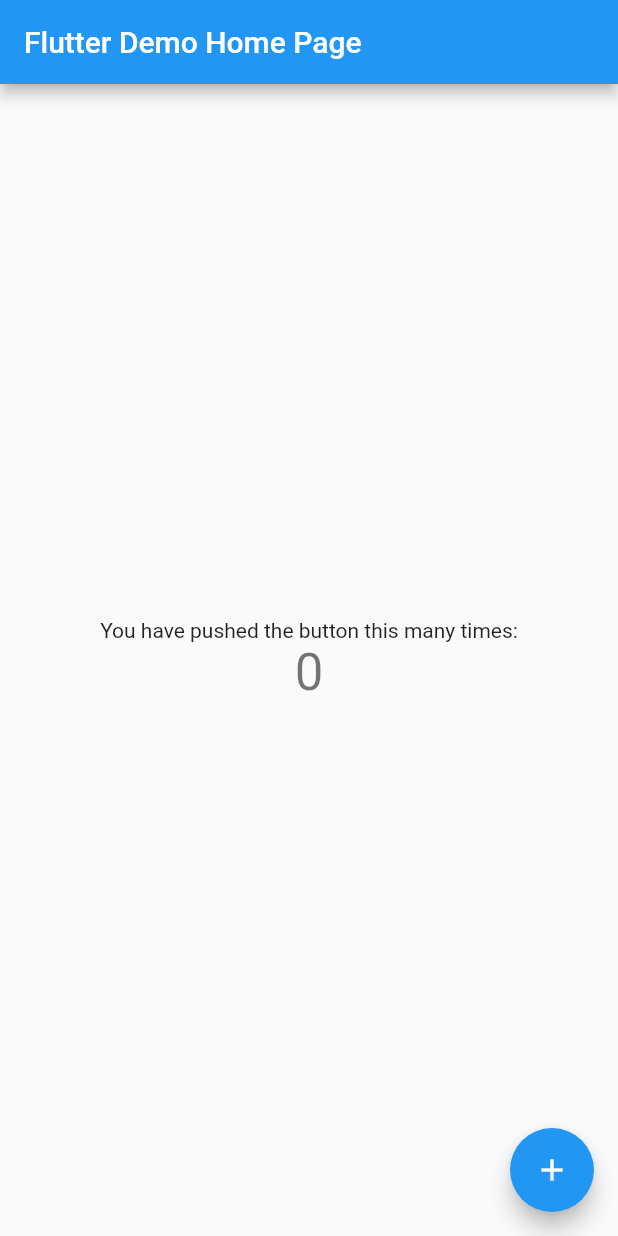
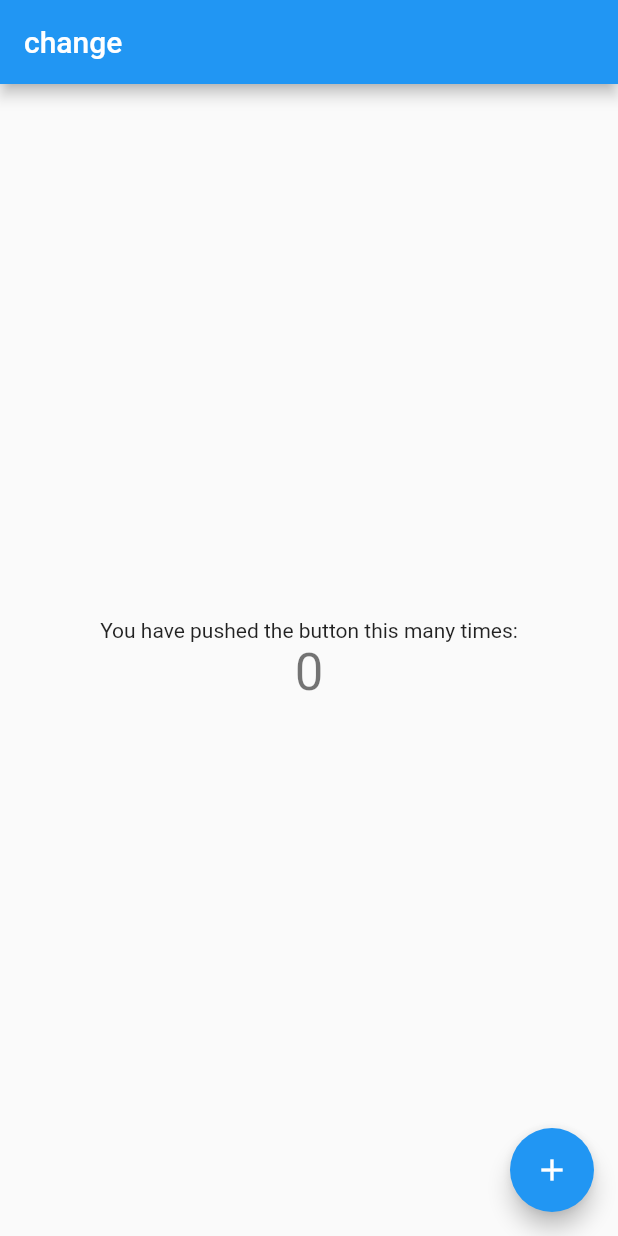
Before and after one commit to bhaskarvijay/TicTacToe, a Flutter app: the screen it shows after launch, on a phone screen of 412 x 824 dp. Run offline on Flutter 3.47's test engine with Material 2 defaults, Android fonts, the phone set to English and light mode, and no system bars.

Commit message:
Default file

```diff
--- a/lib/main.dart
+++ b/lib/main.dart
@@ -24,7 +24,7 @@ class MyApp extends StatelessWidget {
         // is not restarted.
         primarySwatch: Colors.blue,
       ),
-      home: const MyHomePage(title: 'Flutter Demo Home Page'),
+      home: const MyHomePage(title: 'change'),
     );
   }
 }
```
